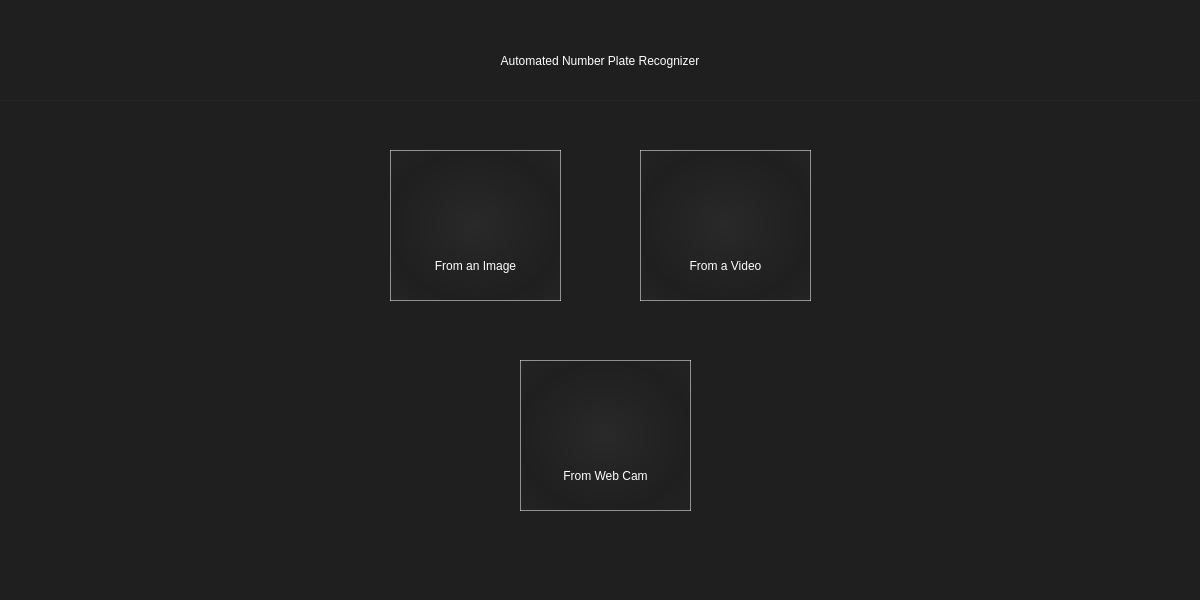
This is app/assets/ui/home.ui in ahsanirfan961/Automated-Number-Plate-Detection---YOLOv8---TrOCR as Qt 5 draws it before an edit. The edited form follows.
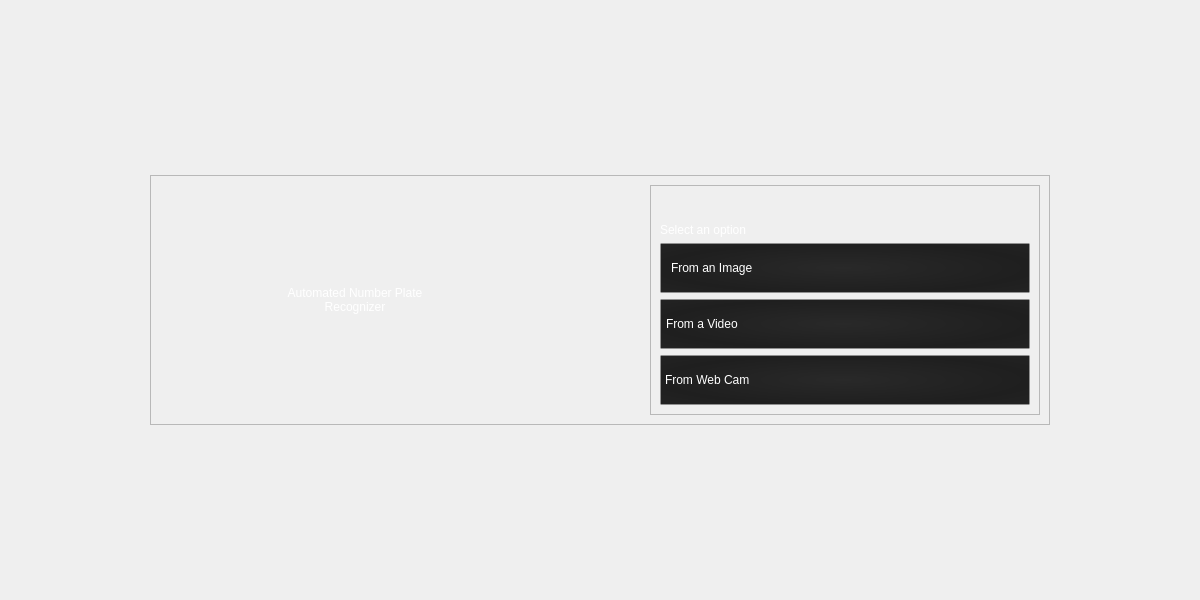
This is the edited form. Icons and pictures are not drawn.

What changed in the file:
```diff
--- a/app/assets/ui/home.ui
+++ b/app/assets/ui/home.ui
@@ -30,24 +30,39 @@
     </size>
    </property>
    <property name="styleSheet">
-    <string notr="true">background-color: rgb(31, 31, 31);</string>
+    <string notr="true">QWidget#centralwidget {
+	border-image: url(&quot;app/assets/images/Background.png&quot;) 0 0 0 0 stretch stretch
+}</string>
    </property>
+   <layout class="QHBoxLayout" name="horizontalLayout">
+    <item>
+     <widget class="QFrame" name="mainFrame">
+      <property name="maximumSize">
+       <size>
+        <width>900</width>
+        <height>250</height>
+       </size>
+      </property>
+      <property name="frameShape">
+       <enum>QFrame::StyledPanel</enum>
+      </property>
+      <property name="frameShadow">
+       <enum>QFrame::Raised</enum>
+      </property>
+      <layout class="QHBoxLayout" name="horizontalLayout_2">
+       <property name="spacing">
+        <number>100</number>
+       </property>
+       <item>
    <widget class="QLabel" name="label">
-    <property name="geometry">
-     <rect>
-      <x>300</x>
-      <y>30</y>
-      <width>600</width>
-      <height>61</height>
-     </rect>
-    </property>
     <property name="styleSheet">
      <string notr="true">color: rgb(255, 255, 255);
 background-color: rgba(255, 255, 255, 0);
 font: 700 18pt &quot;Segoe UI&quot;;</string>
     </property>
     <property name="text">
-     <string>Automated Number Plate Recognizer</string>
+          <string>Automated Number Plate
+Recognizer</string>
     </property>
     <property name="textFormat">
      <enum>Qt::PlainText</enum>
@@ -56,89 +71,37 @@
      <set>Qt::AlignCenter</set>
     </property>
    </widget>
-   <widget class="Line" name="line">
-    <property name="geometry">
-     <rect>
-      <x>0</x>
-      <y>100</y>
-      <width>1200</width>
-      <height>1</height>
-     </rect>
-    </property>
-    <property name="orientation">
-     <enum>Qt::Horizontal</enum>
-    </property>
-   </widget>
-   <widget class="QFrame" name="frame">
-    <property name="geometry">
-     <rect>
-      <x>390</x>
-      <y>150</y>
-      <width>171</width>
-      <height>151</height>
-     </rect>
-    </property>
-    <property name="cursor">
-     <cursorShape>PointingHandCursor</cursorShape>
-    </property>
-    <property name="styleSheet">
-     <string notr="true">QFrame {
-background-color: qradialgradient(spread:reflect, cx:0.5, cy:0.5, radius:0.5, fx:0.495, fy:0.494818, stop:0 rgba(41, 41, 41, 255), stop:1 rgba(31, 31, 31, 255));
-border: 1px solid rgba(255, 255, 255, 0.5);
-}
-
-QFrame:hover { 
-border: 1px solid rgba(255, 255, 255, 1); 
-}</string>
-    </property>
+       </item>
+       <item>
+        <widget class="QFrame" name="optionsFrame">
     <property name="frameShape">
      <enum>QFrame::StyledPanel</enum>
     </property>
     <property name="frameShadow">
      <enum>QFrame::Raised</enum>
     </property>
-    <widget class="QLabel" name="label_2">
-     <property name="geometry">
-      <rect>
-       <x>30</x>
-       <y>100</y>
-       <width>111</width>
-       <height>31</height>
-      </rect>
-     </property>
-     <property name="styleSheet">
-      <string notr="true">color: rgb(255, 255, 255);
-background-color: rgba(255, 255, 255, 0);
-font: 10pt &quot;Segoe UI&quot;;
-border: None</string>
-     </property>
-     <property name="text">
-      <string>From an Image</string>
-     </property>
-     <property name="textFormat">
-      <enum>Qt::PlainText</enum>
-     </property>
-     <property name="alignment">
-      <set>Qt::AlignCenter</set>
-     </property>
-    </widget>
-    <widget class="QLabel" name="label_3">
-     <property name="geometry">
-      <rect>
-       <x>50</x>
-       <y>30</y>
-       <width>71</width>
-       <height>51</height>
-      </rect>
-     </property>
+         <layout class="QVBoxLayout" name="verticalLayout">
+          <item>
+           <widget class="QLabel" name="label_4">
+            <property name="sizePolicy">
+             <sizepolicy hsizetype="Preferred" vsizetype="Minimum">
+              <horstretch>0</horstretch>
+              <verstretch>1</verstretch>
+             </sizepolicy>
+            </property>
+            <property name="maximumSize">
+             <size>
+              <width>16777215</width>
+              <height>50</height>
+             </size>
+            </property>
      <property name="styleSheet">
       <string notr="true">color: rgb(255, 255, 255);
 background-color: rgba(255, 255, 255, 0);
-font: 10pt &quot;Segoe UI&quot;;
-border: None</string>
+font: 600 14pt &quot;Segoe UI&quot;;</string>
      </property>
      <property name="text">
-      <string/>
+             <string>Select an option</string>
      </property>
      <property name="textFormat">
       <enum>Qt::PlainText</enum>
@@ -150,249 +113,155 @@
       <bool>true</bool>
      </property>
      <property name="alignment">
-      <set>Qt::AlignCenter</set>
-     </property>
-    </widget>
+             <set>Qt::AlignBottom|Qt::AlignLeading|Qt::AlignLeft</set>
+            </property>
+           </widget>
+          </item>
+          <item>
     <widget class="QPushButton" name="img_btn">
-     <property name="geometry">
-      <rect>
-       <x>0</x>
-       <y>0</y>
-       <width>171</width>
-       <height>151</height>
-      </rect>
-     </property>
-     <property name="cursor">
-      <cursorShape>PointingHandCursor</cursorShape>
-     </property>
-     <property name="styleSheet">
-      <string notr="true">background-color: rgba(255, 255, 255, 0);
-color: rgb(255, 255, 255);</string>
-     </property>
-     <property name="text">
-      <string/>
-     </property>
-     <property name="flat">
-      <bool>true</bool>
-     </property>
-    </widget>
-   </widget>
-   <widget class="QFrame" name="frame_2">
-    <property name="geometry">
-     <rect>
-      <x>640</x>
-      <y>150</y>
-      <width>171</width>
-      <height>151</height>
-     </rect>
-    </property>
+            <property name="sizePolicy">
+             <sizepolicy hsizetype="Minimum" vsizetype="Fixed">
+              <horstretch>0</horstretch>
+              <verstretch>2</verstretch>
+             </sizepolicy>
+            </property>
+            <property name="minimumSize">
+             <size>
+              <width>0</width>
+              <height>50</height>
+             </size>
+            </property>
     <property name="cursor">
      <cursorShape>PointingHandCursor</cursorShape>
     </property>
     <property name="styleSheet">
-     <string notr="true">QFrame {
+             <string notr="true">QPushButton {
 background-color: qradialgradient(spread:reflect, cx:0.5, cy:0.5, radius:0.5, fx:0.495, fy:0.494818, stop:0 rgba(41, 41, 41, 255), stop:1 rgba(31, 31, 31, 255));
 border: 1px solid rgba(255, 255, 255, 0.5);
+color: white;
+font: 10pt &quot;Segoe UI&quot;;
+text-align: left;
+padding-left: 10px
 }
 
 QFrame:hover { 
 border: 1px solid rgba(255, 255, 255, 1); 
 }</string>
     </property>
-    <property name="frameShape">
-     <enum>QFrame::StyledPanel</enum>
-    </property>
-    <property name="frameShadow">
-     <enum>QFrame::Raised</enum>
-    </property>
-    <widget class="QLabel" name="label_6">
-     <property name="geometry">
-      <rect>
-       <x>30</x>
-       <y>100</y>
-       <width>111</width>
-       <height>31</height>
-      </rect>
-     </property>
-     <property name="styleSheet">
-      <string notr="true">color: rgb(255, 255, 255);
-background-color: rgba(255, 255, 255, 0);
-font: 10pt &quot;Segoe UI&quot;;
-border: None</string>
-     </property>
      <property name="text">
-      <string>From a Video</string>
-     </property>
-     <property name="textFormat">
-      <enum>Qt::PlainText</enum>
-     </property>
-     <property name="alignment">
-      <set>Qt::AlignCenter</set>
-     </property>
-    </widget>
-    <widget class="QLabel" name="label_7">
-     <property name="geometry">
-      <rect>
-       <x>40</x>
-       <y>30</y>
-       <width>81</width>
-       <height>71</height>
-      </rect>
-     </property>
-     <property name="styleSheet">
-      <string notr="true">color: rgb(255, 255, 255);
-background-color: rgba(255, 255, 255, 0);
-font: 10pt &quot;Segoe UI&quot;;
-border: None</string>
-     </property>
-     <property name="text">
-      <string/>
-     </property>
-     <property name="textFormat">
-      <enum>Qt::PlainText</enum>
-     </property>
-     <property name="pixmap">
-      <pixmap>../images/reel icon.png</pixmap>
-     </property>
-     <property name="scaledContents">
-      <bool>true</bool>
-     </property>
-     <property name="alignment">
-      <set>Qt::AlignCenter</set>
-     </property>
-    </widget>
+             <string>From an Image</string>
+            </property>
+            <property name="icon">
+             <iconset>
+              <normaloff>../images/image icon small.png</normaloff>../images/image icon small.png</iconset>
+            </property>
+            <property name="iconSize">
+             <size>
+              <width>30</width>
+              <height>30</height>
+             </size>
+            </property>
+           </widget>
+          </item>
+          <item>
     <widget class="QPushButton" name="vid_btn">
-     <property name="geometry">
-      <rect>
-       <x>0</x>
-       <y>0</y>
-       <width>171</width>
-       <height>151</height>
-      </rect>
+            <property name="sizePolicy">
+             <sizepolicy hsizetype="Minimum" vsizetype="Fixed">
+              <horstretch>0</horstretch>
+              <verstretch>2</verstretch>
+             </sizepolicy>
+            </property>
+            <property name="minimumSize">
+             <size>
+              <width>0</width>
+              <height>50</height>
+             </size>
      </property>
      <property name="cursor">
       <cursorShape>PointingHandCursor</cursorShape>
      </property>
      <property name="styleSheet">
-      <string notr="true">background-color: rgba(255, 255, 255, 0);
-color: rgb(255, 255, 255);</string>
+             <string notr="true">QPushButton {
+background-color: qradialgradient(spread:reflect, cx:0.5, cy:0.5, radius:0.5, fx:0.495, fy:0.494818, stop:0 rgba(41, 41, 41, 255), stop:1 rgba(31, 31, 31, 255));
+border: 1px solid rgba(255, 255, 255, 0.5);
+color: white;
+font: 10pt &quot;Segoe UI&quot;;
+text-align: left;
+padding-left: 5px
+}
+
+QPushButton:hover { 
+border: 1px solid rgba(255, 255, 255, 1); 
+}</string>
      </property>
      <property name="text">
-      <string/>
-     </property>
-     <property name="flat">
-      <bool>true</bool>
-     </property>
-    </widget>
-   </widget>
-   <widget class="QFrame" name="frame_3">
-    <property name="geometry">
-     <rect>
-      <x>520</x>
-      <y>360</y>
-      <width>171</width>
-      <height>151</height>
-     </rect>
+             <string>From a Video</string>
+            </property>
+            <property name="icon">
+             <iconset>
+              <normaloff>../images/reel icon.png</normaloff>../images/reel icon.png</iconset>
+            </property>
+            <property name="iconSize">
+             <size>
+              <width>35</width>
+              <height>35</height>
+             </size>
+            </property>
+           </widget>
+          </item>
+          <item>
+           <widget class="QPushButton" name="web_btn">
+            <property name="sizePolicy">
+             <sizepolicy hsizetype="Minimum" vsizetype="Fixed">
+              <horstretch>0</horstretch>
+              <verstretch>2</verstretch>
+             </sizepolicy>
+            </property>
+            <property name="minimumSize">
+             <size>
+              <width>0</width>
+              <height>50</height>
+             </size>
     </property>
     <property name="cursor">
      <cursorShape>PointingHandCursor</cursorShape>
     </property>
     <property name="styleSheet">
-     <string notr="true">QFrame {
+             <string notr="true">QPushButton {
 background-color: qradialgradient(spread:reflect, cx:0.5, cy:0.5, radius:0.5, fx:0.495, fy:0.494818, stop:0 rgba(41, 41, 41, 255), stop:1 rgba(31, 31, 31, 255));
 border: 1px solid rgba(255, 255, 255, 0.5);
+color: white;
+font: 10pt &quot;Segoe UI&quot;;
+text-align: left;
+padding-left: 4px
 }
 
 QFrame:hover { 
 border: 1px solid rgba(255, 255, 255, 1); 
 }</string>
-    </property>
-    <property name="frameShape">
-     <enum>QFrame::StyledPanel</enum>
-    </property>
-    <property name="frameShadow">
-     <enum>QFrame::Raised</enum>
-    </property>
-    <widget class="QLabel" name="label_8">
-     <property name="geometry">
-      <rect>
-       <x>30</x>
-       <y>100</y>
-       <width>111</width>
-       <height>31</height>
-      </rect>
-     </property>
-     <property name="styleSheet">
-      <string notr="true">color: rgb(255, 255, 255);
-background-color: rgba(255, 255, 255, 0);
-font: 10pt &quot;Segoe UI&quot;;
-border: None</string>
      </property>
      <property name="text">
       <string>From Web Cam</string>
      </property>
-     <property name="textFormat">
-      <enum>Qt::PlainText</enum>
-     </property>
-     <property name="alignment">
-      <set>Qt::AlignCenter</set>
-     </property>
-    </widget>
-    <widget class="QLabel" name="label_9">
-     <property name="geometry">
-      <rect>
-       <x>40</x>
-       <y>20</y>
-       <width>81</width>
-       <height>71</height>
-      </rect>
-     </property>
-     <property name="styleSheet">
-      <string notr="true">color: rgb(255, 255, 255);
-background-color: rgba(255, 255, 255, 0);
-font: 10pt &quot;Segoe UI&quot;;
-border: None</string>
-     </property>
-     <property name="text">
-      <string/>
-     </property>
-     <property name="textFormat">
-      <enum>Qt::PlainText</enum>
-     </property>
-     <property name="pixmap">
-      <pixmap>../images/video cam icon.png</pixmap>
-     </property>
-     <property name="scaledContents">
-      <bool>true</bool>
-     </property>
-     <property name="alignment">
-      <set>Qt::AlignCenter</set>
-     </property>
-    </widget>
-    <widget class="QPushButton" name="cam_btn">
-     <property name="geometry">
-      <rect>
-       <x>0</x>
-       <y>0</y>
-       <width>171</width>
-       <height>151</height>
-      </rect>
-     </property>
-     <property name="cursor">
-      <cursorShape>PointingHandCursor</cursorShape>
-     </property>
-     <property name="styleSheet">
-      <string notr="true">background-color: rgba(255, 255, 255, 0);
-color: rgb(255, 255, 255);</string>
-     </property>
-     <property name="text">
-      <string/>
-     </property>
-     <property name="flat">
-      <bool>true</bool>
-     </property>
-    </widget>
-   </widget>
+            <property name="icon">
+             <iconset>
+              <normaloff>../images/video cam icon.png</normaloff>../images/video cam icon.png</iconset>
+            </property>
+            <property name="iconSize">
+             <size>
+              <width>40</width>
+              <height>40</height>
+             </size>
+            </property>
+           </widget>
+          </item>
+         </layout>
+        </widget>
+       </item>
+      </layout>
+     </widget>
+    </item>
+   </layout>
   </widget>
  </widget>
  <resources/>
```
Left out of the diff: 12 changed lines with no effect on the pictures. Lines whose indentation alone changed are shown as unchanged.
